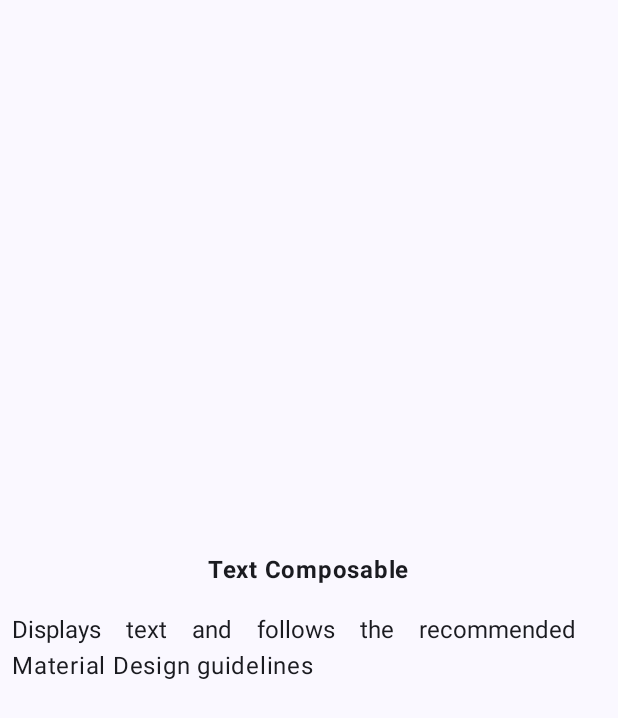
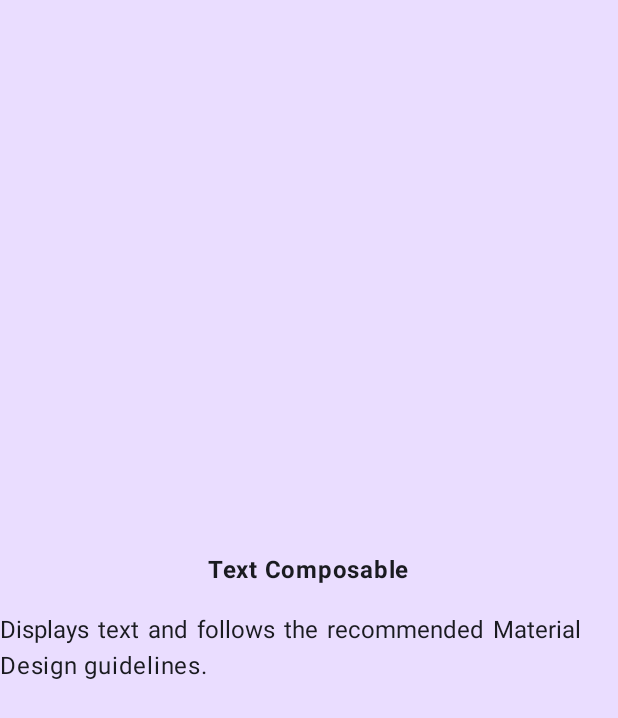
Before and after one commit to DonMykl/ComposeQuadrants, an Android app built with Jetpack Compose: the screen it shows after launch (MainActivity), on a phone screen of 412 x 824 dp. Shown: the top 718 px of the screen. Run offline under Robolectric (Android 15) with nearby library versions, the phone set to English and light mode, and no system bars.

Commit message:
Made new Composable function DisplayQuadrants that inherits the Quadrants Composable function and implemented a weighted Row

```diff
--- a/app/src/main/java/com/example/composequadrants/MainActivity.kt
+++ b/app/src/main/java/com/example/composequadrants/MainActivity.kt
@@ -1,11 +1,14 @@
 package com.example.composequadrants
 
+import androidx.compose.ui.graphics.Color
 import android.os.Bundle
 import androidx.activity.ComponentActivity
 import androidx.activity.compose.setContent
 import androidx.activity.enableEdgeToEdge
+import androidx.compose.foundation.background
 import androidx.compose.foundation.layout.Arrangement
 import androidx.compose.foundation.layout.Column
+import androidx.compose.foundation.layout.Row
 import androidx.compose.foundation.layout.fillMaxSize
 import androidx.compose.foundation.layout.padding
 import androidx.compose.material3.MaterialTheme
@@ -31,9 +34,7 @@ class MainActivity : ComponentActivity() {
                     modifier = Modifier.fillMaxSize(),
                     color = MaterialTheme.colorScheme.background
                     ) {
-                    Quadrants(modifier = Modifier.padding(8.dp), title = stringResource(
-                        id = R.string.text_composable_text),
-                        description = stringResource(id = R.string.text_description_text))
+                    DisplayQuadrants()
                 }
             }
         }
@@ -41,9 +42,15 @@ class MainActivity : ComponentActivity() {
 }
 
 @Composable
-fun Quadrants(modifier: Modifier = Modifier, title: String, description: String) {
+fun Quadrants(
+    modifier: Modifier = Modifier,
+    title: String,
+    description: String,
+    backgroundColor: Color) {
     Column (
-        modifier = modifier,
+        modifier = modifier
+            .fillMaxSize()
+            .background(backgroundColor),
         verticalArrangement = Arrangement.Center,
         horizontalAlignment = Alignment.CenterHorizontally) {
         Text(
@@ -59,10 +66,28 @@ fun Quadrants(modifier: Modifier = Modifier, title: String, description: String)
     }
 }
 
+@Composable
+fun DisplayQuadrants(modifier: Modifier = Modifier) {
+    Row(modifier.fillMaxSize()){
+        Quadrants(
+            title = stringResource(id = R.string.text_composable_text),
+            description = stringResource(id = R.string.text_composable_description),
+            backgroundColor = Color(0xFFEADDFF),
+            modifier = Modifier.weight(1f)
+        )
+    }
+
+
+
+
+}
+
+
+
 @Preview(showBackground = true)
 @Composable
-fun QuadrantPreview() {
+fun DisplayQuadrantsPreview() {
     ComposeQuadrantsTheme {
-        Quadrants( title = "Text Composable" , description = "Displays text and follows the recommended Material Design guidelines." )
+        DisplayQuadrants()
     }
 }
--- a/app/src/main/res/values/strings.xml
+++ b/app/src/main/res/values/strings.xml
@@ -1,6 +1,12 @@
 <resources>
     <string name="app_name">ComposeQuadrants</string>
     <string name="text_composable_text">Text Composable</string>
-    <string name="text_description_text">Displays text and follows the recommended Material Design guidelines</string>
+    <string name="text_composable_description">Displays text and follows the recommended Material Design guidelines.</string>
+    <string name="image_composable_text">Image composable</string>
+    <string name="image_composable_description">Creates a composable that lays out and draws a given Painter class object</string>
+    <string name="row_composable_text">Row composable</string>
+    <string name="column_composable_text">Column composable</string>
+    <string name="column_composable_description">A layout composable that places its children in a vertical sequence.</string>
+
 
 </resources>
```
